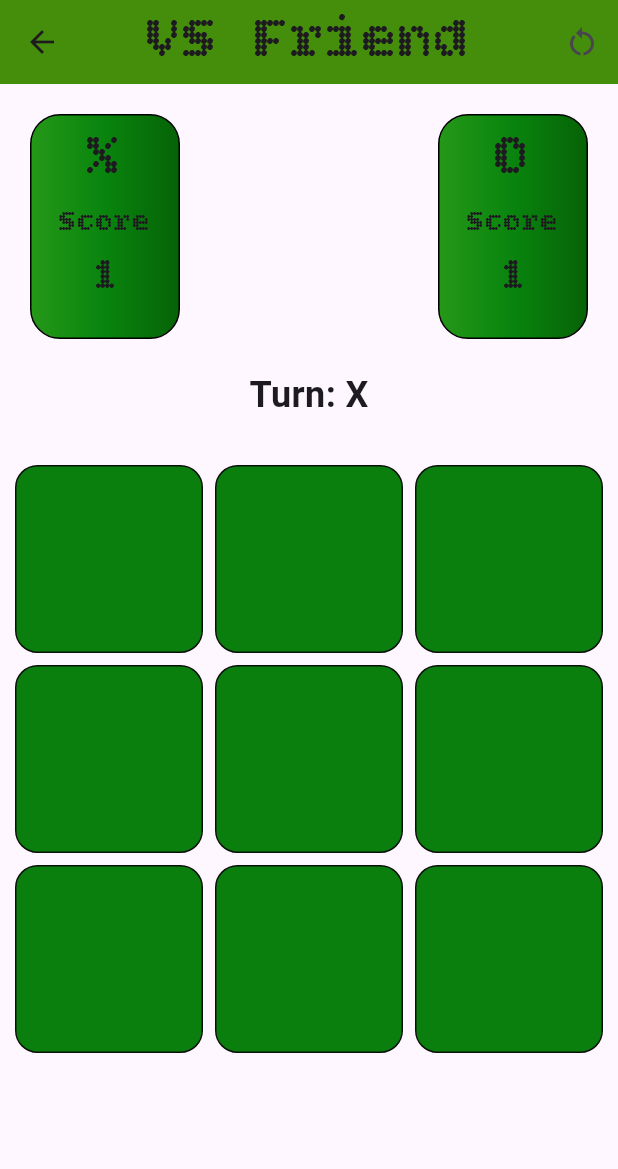
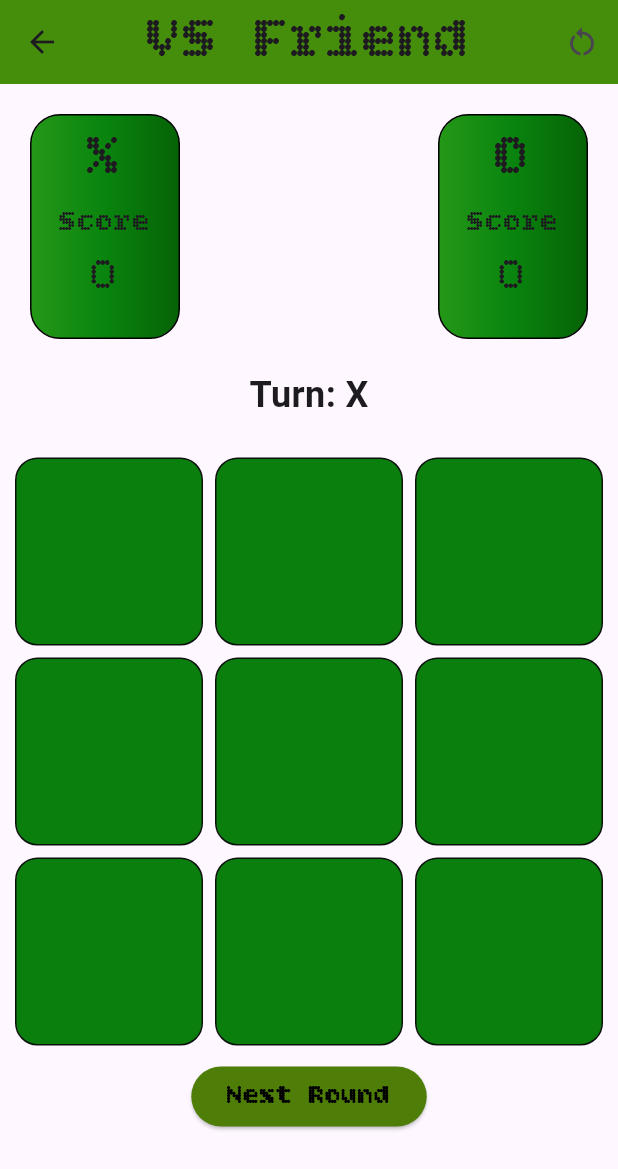
Before and after one commit to Rwan-hossam/HackerRank, a Flutter app: the PlayerVsPlayerView screen opened by its route, after a tap on the "restart alt" icon, on a phone screen of 412 x 824 dp. Shown: the top 1169 px of the screen. Run offline on Flutter 3.47's test engine with Material 3 defaults, Android fonts, the phone set to English and light mode, and no system bars; our stand-ins replace flutter_screenutil.

Commit message:
first commit

```diff
--- a/lib/Views.dart/playVSPlayerView.dart
+++ b/lib/Views.dart/playVSPlayerView.dart
@@ -68,7 +68,7 @@ class PlayerVsPlayerView extends StatelessWidget {
                         ),
                       ),
                       Text(
-                        '1',
+                        '${viewModel.counter1}',
                         style: TextStyle(
                           fontFamily:
                               'Bitcount-VariableFont_CRSV,ELSH,ELXP,slnt,wght',
@@ -115,7 +115,7 @@ class PlayerVsPlayerView extends StatelessWidget {
                         ),
                       ),
                       Text(
-                        '1',
+                        '${viewModel.counter2}',
                         style: TextStyle(
                           fontFamily:
                               'Bitcount-VariableFont_CRSV,ELSH,ELXP,slnt,wght',
@@ -138,7 +138,7 @@ class PlayerVsPlayerView extends StatelessWidget {
               style: const TextStyle(fontSize: 24, fontWeight: FontWeight.bold),
             ),
           ),
-          const SizedBox(height: 20),
+          const SizedBox(height: 15),
           GridView.builder(
             shrinkWrap: true,
             itemCount: 9,
@@ -172,6 +172,27 @@ class PlayerVsPlayerView extends StatelessWidget {
               );
             },
           ),
+          Align(
+            alignment: Alignment.center,
+            child: ElevatedButton(
+              onPressed: () {
+                viewModel.NextGame();
+              },
+              style: ButtonStyle(
+                backgroundColor: WidgetStatePropertyAll(
+                  const Color.fromARGB(255, 78, 126, 8),
+                ),
+              ),
+              child: Text(
+                'Next Round',
+                style: TextStyle(
+                  fontFamily: 'Bitcount-VariableFont_CRSV,ELSH,ELXP,slnt,wght',
+                  color: Colors.black,
+                  fontSize: 18,
+                ),
+              ),
+            ),
+          ),
         ],
       ),
     );
--- a/lib/viewModel/playerVSPlayerViewModel.dart
+++ b/lib/viewModel/playerVSPlayerViewModel.dart
@@ -4,6 +4,8 @@ class PlayerVsPlayerViewModel extends ChangeNotifier {
   List<String> board = List.filled(9, '');
   String currentPlayer = 'X';
   String winner = '';
+  int counter1 = 0;
+  int counter2 = 0;
 
   void playMove(int index) {
     if (board[index] == '' && winner == '') {
@@ -32,6 +34,7 @@ class PlayerVsPlayerViewModel extends ChangeNotifier {
       final a = combo[0], b = combo[1], c = combo[2];
       if (board[a] != '' && board[a] == board[b] && board[b] == board[c]) {
         winner = board[a];
+        incrementCounter();
         return;
       }
     }
@@ -46,6 +49,23 @@ class PlayerVsPlayerViewModel extends ChangeNotifier {
     board = List.filled(9, '');
     currentPlayer = 'X';
     winner = '';
+    counter1 = 0;
+    counter2 = 0;
     notifyListeners();
   }
+
+  void NextGame() {
+    board = List.filled(9, '');
+    currentPlayer = 'X';
+    winner = '';
+    notifyListeners();
+  }
+
+  void incrementCounter() {
+    if (winner == 'X') {
+      counter1++;
+    } else if (winner == 'O') {
+      counter2++;
+    }
+  }
 }
```
